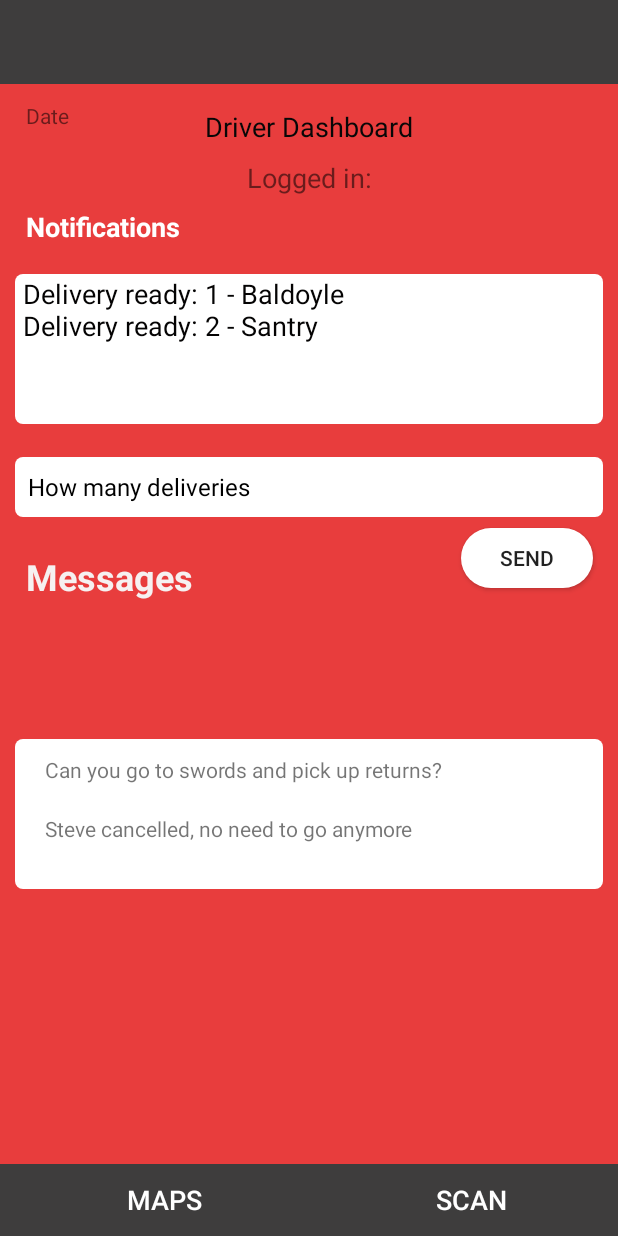
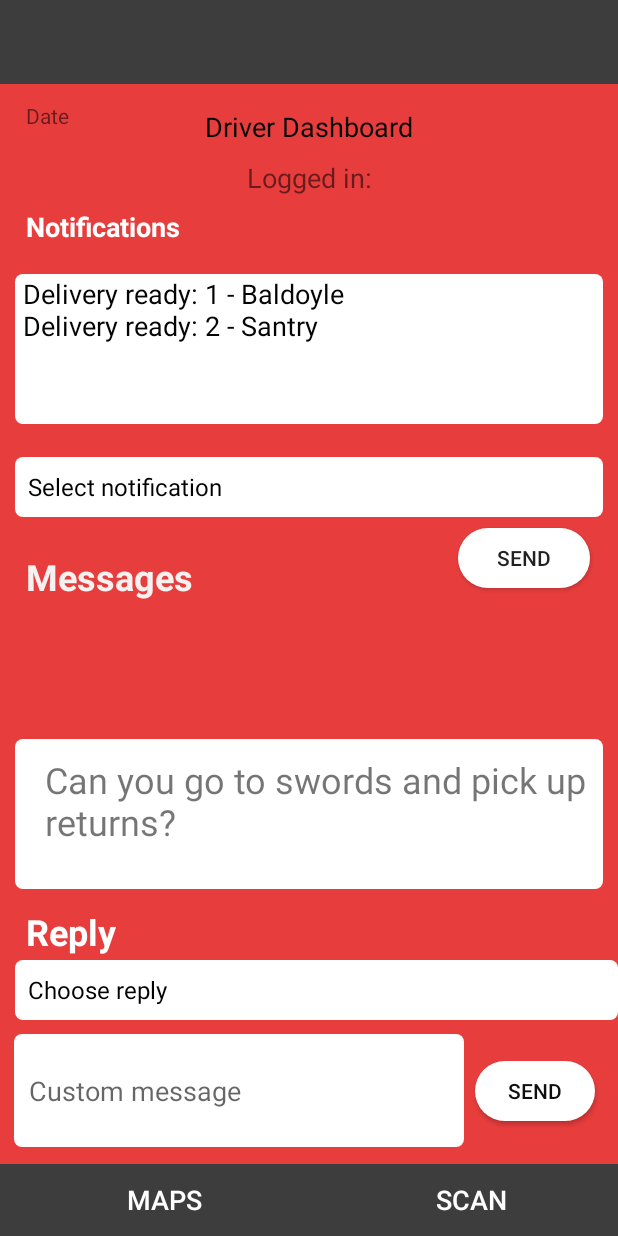
Before and after one commit to Keithoh92/DriverManagementApp, an Android app: the screen it shows after launch (DriverDashboard), on a phone screen of 412 x 824 dp. Run offline under Robolectric (Android 15) with nearby library versions, the phone set to English and light mode, and no system bars.

```diff
--- a/app/build.gradle
+++ b/app/build.gradle
@@ -1,4 +1,5 @@
 apply plugin: 'com.android.application'
+apply plugin: 'com.google.gms.google-services'
 
 android {
     compileSdkVersion 30
@@ -28,6 +29,8 @@ dependencies {
     implementation 'androidx.constraintlayout:constraintlayout:2.0.2'
     implementation 'com.google.android.material:material:1.2.1'
     implementation 'androidx.recyclerview:recyclerview:1.1.0'
+    implementation 'com.mikhaellopez:circularimageview:4.2.0'
+    implementation 'com.google.firebase:firebase-auth:16.0.5'
     testImplementation 'junit:junit:4.12'
     androidTestImplementation 'androidx.test.ext:junit:1.1.2'
     androidTestImplementation 'androidx.test.espresso:espresso-core:3.3.0'
--- a/app/src/main/AndroidManifest.xml
+++ b/app/src/main/AndroidManifest.xml
@@ -9,6 +9,8 @@
         android:roundIcon="@mipmap/ic_launcher_round"
         android:supportsRtl="true"
         android:theme="@style/AppTheme">
+        <activity android:name=".RegisterActivity"></activity>
+        <activity android:name=".LoginActivity" />
         <activity android:name=".DriverDashboard">
             <intent-filter>
                 <action android:name="android.intent.action.MAIN" />
--- a/app/src/main/java/com/example/drivermanagement/DriverDashboard.java
+++ b/app/src/main/java/com/example/drivermanagement/DriverDashboard.java
@@ -15,7 +15,7 @@ import java.util.ArrayList;
 
 public class DriverDashboard extends AppCompatActivity implements RecyclerViewAdapter.ItemClickListener{
 
-    String[] driverNotifications;
+    String[] driverNotifications, messageReplies;
     RecyclerViewAdapter recycleAdapter;
 
     @Override
@@ -23,10 +23,11 @@ public class DriverDashboard extends AppCompatActivity implements RecyclerViewAd
         super.onCreate(savedInstanceState);
         setContentView(R.layout.activity_driver_dashboard);
         driverNotifications = getResources().getStringArray(R.array.driver_notifications);
+        messageReplies = getResources().getStringArray(R.array.message_replies);
 
         ArrayList<String> message_arr = new ArrayList<>();
         message_arr.add("Can you go to swords and pick up returns?");
-        message_arr.add("Steve cancelled, no need to go anymore");
+        //message_arr.add("From: Jacob");
 
         ArrayAdapter adapter = new ArrayAdapter<String>(this, R.layout.support_simple_spinner_dropdown_item, driverNotifications);
         adapter.setDropDownViewResource(R.layout.support_simple_spinner_dropdown_item);
@@ -34,6 +35,23 @@ public class DriverDashboard extends AppCompatActivity implements RecyclerViewAd
         spinner.setAdapter(adapter);
 
         spinner.setOnItemSelectedListener(new AdapterView.OnItemSelectedListener() {
+            @Override
+            public void onItemSelected(AdapterView<?> parent, View view, int position, long id) {
+                Toast.makeText(DriverDashboard.this, parent.getItemAtPosition(position).toString(), Toast.LENGTH_LONG).show();
+
+            }
+
+            @Override
+            public void onNothingSelected(AdapterView<?> parent) {
+
+            }
+        });
+        ArrayAdapter adapter1 = new ArrayAdapter<String>(this, R.layout.support_simple_spinner_dropdown_item, messageReplies);
+        adapter1.setDropDownViewResource(R.layout.support_simple_spinner_dropdown_item);
+        Spinner spinner1  = findViewById(R.id.message_reply_spinner);
+        spinner1.setAdapter(adapter1);
+
+        spinner1.setOnItemSelectedListener(new AdapterView.OnItemSelectedListener() {
             @Override
             public void onItemSelected(AdapterView<?> parent, View view, int position, long id) {
                 Toast.makeText(DriverDashboard.this, parent.getItemAtPosition(position).toString(), Toast.LENGTH_LONG).show();
@@ -57,4 +75,5 @@ public class DriverDashboard extends AppCompatActivity implements RecyclerViewAd
     @Override
     public void onItemClick(View view, int position) {
     }
+
 }
--- a/app/src/main/java/com/example/drivermanagement/RecyclerViewAdapter.java
+++ b/app/src/main/java/com/example/drivermanagement/RecyclerViewAdapter.java
@@ -17,7 +17,7 @@ public class RecyclerViewAdapter extends RecyclerView.Adapter<RecyclerViewAdapte
 
 
     public class ViewHolder extends RecyclerView.ViewHolder{
-        TextView myTextView;
+        TextView myTextView, recipient;
 
         ViewHolder(View v) {
             super(v);
@@ -29,6 +29,8 @@ public class RecyclerViewAdapter extends RecyclerView.Adapter<RecyclerViewAdapte
             });
 
             myTextView = v.findViewById(R.id.recycle_textview);
+            recipient = v.findViewById(R.id.textView2);
+
         }
     }
     RecyclerViewAdapter(List<String> data) {
@@ -51,6 +53,7 @@ public class RecyclerViewAdapter extends RecyclerView.Adapter<RecyclerViewAdapte
         // - get element from your dataset at this position
         // - replace the contents of the view with that element
         holder.myTextView.setText(mData.get(position));
+        //holder.recipient.setText(mData.get(position));
     }
 
     // Return the size of your dataset (invoked by the layout manager)
--- /dev/null
+++ b/app/src/main/res/drawable-v24/button_login.xml
@@ -0,0 +1,5 @@
+<?xml version="1.0" encoding="utf-8"?>
+<shape xmlns:android="http://schemas.android.com/apk/res/android">
+    <corners android:radius="200dp" />
+    <solid android:color="#444345" />
+</shape>
--- /dev/null
+++ b/app/src/main/res/drawable-v24/shadow_corners.xml
@@ -0,0 +1,6 @@
+<?xml version="1.0" encoding="utf-8"?>
+<shape xmlns:android="http://schemas.android.com/apk/res/android">
+    <corners android:radius="40dp"/>
+<!--    <stroke android:color="#ffffff" android:width="3dp" />-->
+    <gradient android:startColor="#DD2E2E" android:endColor="#e65353" android:angle="45"/>
+</shape>
--- a/app/src/main/res/layout/activity_driver_dashboard.xml
+++ b/app/src/main/res/layout/activity_driver_dashboard.xml
@@ -152,7 +152,8 @@
         android:layout_marginRight="15dp"
         android:background="@drawable/button_corners"
         android:text="Send"
-        app:layout_constraintEnd_toEndOf="@+id/textView6"
+        app:layout_constraintEnd_toEndOf="@+id/button6"
+        app:layout_constraintStart_toStartOf="@+id/button6"
         app:layout_constraintTop_toBottomOf="@+id/notifications_driver_spinner" />
 
     <TextView
@@ -182,4 +183,55 @@
         app:layout_constraintEnd_toEndOf="parent"
         app:layout_constraintStart_toStartOf="parent" />
 
+    <Spinner
+        android:id="@+id/message_reply_spinner"
+        android:layout_width="match_parent"
+        android:layout_height="40dp"
+        android:layout_marginLeft="10dp"
+        android:layout_marginTop="47dp"
+        android:background="@drawable/round_textview"
+        app:layout_constraintStart_toStartOf="@+id/editTextTextPersonName"
+        app:layout_constraintTop_toBottomOf="@+id/recyclerview" />
+
+    <TextView
+        android:id="@+id/textView8"
+        android:layout_width="wrap_content"
+        android:layout_height="wrap_content"
+        android:layout_marginTop="12dp"
+        android:text="Reply"
+        android:textColor="#FFFFFF"
+        android:textSize="24sp"
+        android:textStyle="bold"
+        app:layout_constraintStart_toStartOf="@+id/textView7"
+        app:layout_constraintTop_toBottomOf="@+id/recyclerview" />
+
+    <EditText
+        android:id="@+id/editTextTextPersonName"
+        android:layout_width="300dp"
+        android:layout_height="75dp"
+        android:layout_marginStart="9dp"
+        android:layout_marginLeft="9dp"
+        android:layout_marginTop="9dp"
+        android:background="@drawable/round_textview"
+        android:ems="10"
+        android:hint="Custom message"
+        android:inputType="textPersonName"
+        android:paddingLeft="10dp"
+        android:textColor="#040303"
+        app:layout_constraintStart_toStartOf="parent"
+        app:layout_constraintTop_toBottomOf="@+id/message_reply_spinner" />
+
+    <Button
+        android:id="@+id/button6"
+        android:layout_width="80dp"
+        android:layout_height="40dp"
+        android:layout_marginStart="7dp"
+        android:layout_marginLeft="7dp"
+        android:layout_marginTop="27dp"
+        android:background="@drawable/button_corners"
+        android:text="Send"
+        android:textColor="#0E0E0E"
+        app:layout_constraintStart_toEndOf="@+id/editTextTextPersonName"
+        app:layout_constraintTop_toBottomOf="@+id/message_reply_spinner" />
+
 </androidx.constraintlayout.widget.ConstraintLayout>
--- a/app/src/main/res/layout/recyclerview_row.xml
+++ b/app/src/main/res/layout/recyclerview_row.xml
@@ -1,14 +1,22 @@
 <?xml version="1.0" encoding="utf-8"?>
-<LinearLayout
-    xmlns:android="http://schemas.android.com/apk/res/android"
+<LinearLayout xmlns:android="http://schemas.android.com/apk/res/android"
     android:layout_width="match_parent"
-    android:layout_height="wrap_content"
-    android:orientation="horizontal"
+    android:layout_height="80dp"
+    android:orientation="vertical"
     android:padding="10dp">
 
     <TextView
         android:id="@+id/recycle_textview"
         android:layout_width="wrap_content"
         android:layout_height="wrap_content"
-        android:text="TextView" />
+        android:text="TextView"
+        android:textSize="24dp" />
+
+    <TextView
+        android:id="@+id/textView2"
+        android:layout_width="wrap_content"
+        android:layout_height="wrap_content"
+        android:layout_weight="1"
+        android:text="TextView"
+        android:textSize="18dp"/>
 </LinearLayout>
--- a/app/src/main/res/values/strings.xml
+++ b/app/src/main/res/values/strings.xml
@@ -4,6 +4,7 @@
     <string name="ok_label">OK</string>
     <string name="dismiss_label">Dismiss</string>
     <string name="clear_label">Clear</string>
+    <string name="recycleview_name">Jacob</string>
 
     <string-array name="recipents">
         <item>Contact 1</item>
@@ -13,6 +14,7 @@
     </string-array>
 
     <string-array name="driver_notifications">
+        <item>Select notification</item>
         <item>How many deliveries</item>
         <item>Held up in traffic</item>
         <item>Held up at roadworks</item>
@@ -24,4 +26,19 @@
         <item>Ill be 1 hour</item>
     </string-array>
 
+    <string-array name="message_replies">
+        <item>Choose reply</item>
+        <item>Yes no bother</item>
+        <item>I will when i finish my drops</item>
+        <item>Under a bit of pressure, is there anyone else available to do it</item>
+        <item>Call me</item>
+        <item>Send me on the details</item>
+
+    </string-array>
+
+    <string-array name="register_cred">
+        <item>Management</item>
+        <item>Driver</item>
+    </string-array>
+
 </resources>
```
Also changed, not shown: app/src/main/java/com/example/drivermanagement/LoginActivity.java (added, +40 -0 lines), app/src/main/java/com/example/drivermanagement/RegisterActivity.java (added, +92 -0 lines), app/src/main/res/drawable-v24/circle_logo.xml (added, +14 -0 lines), app/src/main/res/layout/activity_login.xml (added, +108 -0 lines), app/src/main/res/layout/activity_register.xml (added, +115 -0 lines), app/src/main/res/drawable-v24/logo3.png (added), app/src/main/res/drawable-v24/logo6.png (added).
